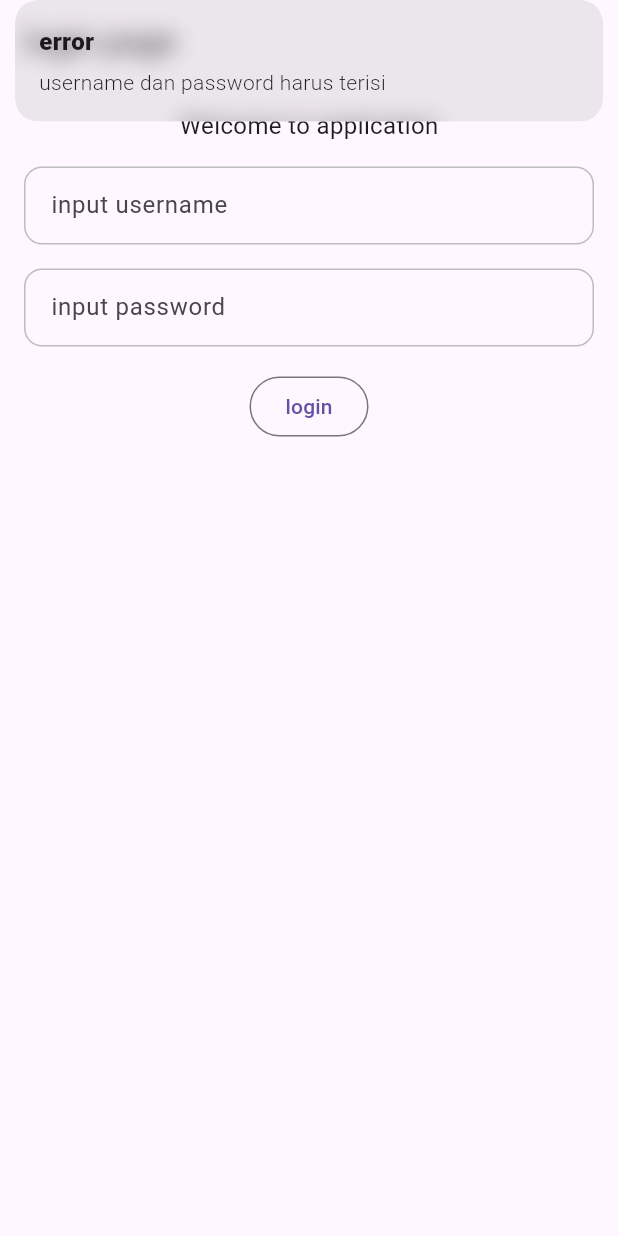
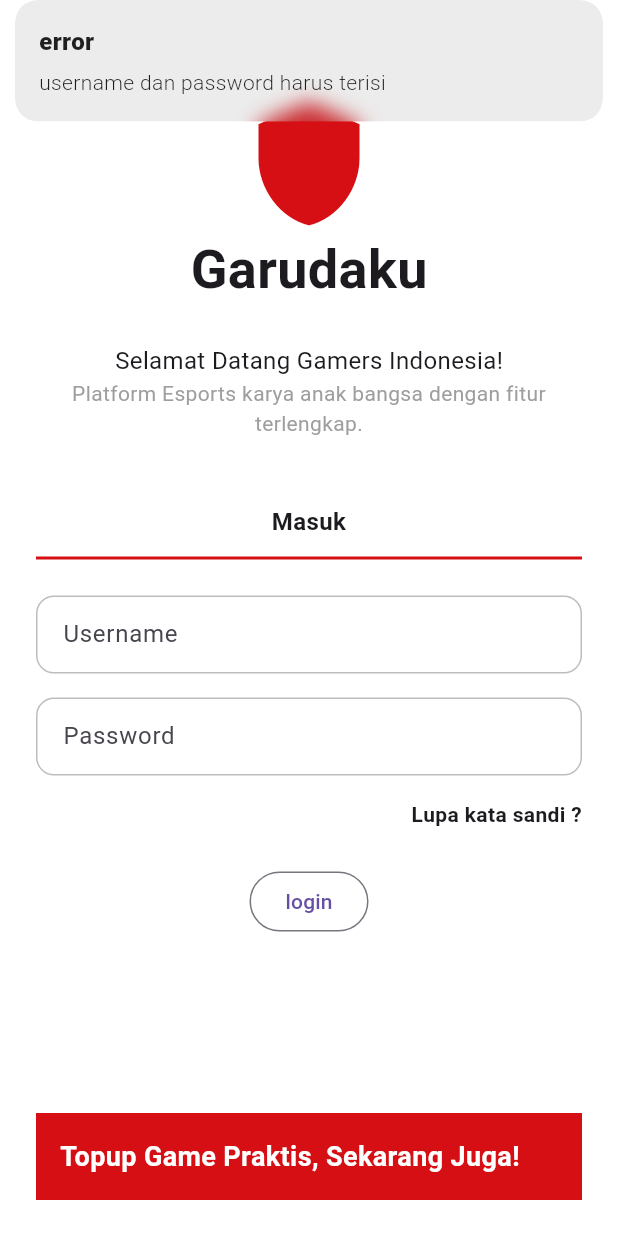
Before and after one commit to armadaniDev/first_flutter1, a Flutter app: the screen it shows after launch, after a tap on "login", on a phone screen of 412 x 824 dp. Run offline on Flutter 3.47's test engine with Material 3 defaults, Android fonts, the phone set to English and light mode, and no system bars; our stand-ins replace get; accounts and stored records are empty.

Commit message:
upd login_page / model

```diff
--- a/lib/controller/login_page_controller.dart
+++ b/lib/controller/login_page_controller.dart
@@ -1,6 +1,8 @@
 import 'dart:convert';
 
+import 'package:first_flutter1/models/loginModel.dart';
 import 'package:first_flutter1/pages/main_menu.dart';
+import 'package:first_flutter1/routes.dart';
 import 'package:http/http.dart' as http;
 import 'package:flutter/material.dart';
 import 'package:get/get.dart';
@@ -10,6 +12,7 @@ class LoginPageController extends GetxController {
   TextEditingController txtPassword = TextEditingController();
 
   var isLoading = false.obs;
+  var loginModel = Rxn<LoginModel>();
 
   void Login() async {
     if (txtUsername.text.toString().isEmpty ||
@@ -31,15 +34,15 @@ class LoginPageController extends GetxController {
 
         isLoading.value = false;
         if (response.statusCode == 200) {
-          final data = jsonDecode(response.body);
-          if (data['status'] == true) {
-            Get.snackbar("Berhasil", data['message']);
+          loginModel.value = loginModelFromJson(response.body);
+          if (loginModel.value?.status == true) {
+            Get.snackbar("Berhasil", loginModel.value!.message);
             //pindah ke main menu
             //get.off karena login nya di close
             //carilah satu free api (sport db) yang return nya json array
-            Get.off(() => MainMenu());
+            Get.offNamed(Routes.main_menu);
           } else {
-            Get.snackbar("gagal", data['message']);
+            Get.snackbar("gagal", loginModel.value!.message);
           }
         } else {
           Get.snackbar("gagal", "cek internet connection");
--- /dev/null
+++ b/lib/models/loginModel.dart
@@ -0,0 +1,34 @@
+// To parse this JSON data, do
+//
+//     final loginModel = loginModelFromJson(jsonString);
+
+import 'dart:convert';
+
+LoginModel loginModelFromJson(String str) =>
+    LoginModel.fromJson(json.decode(str));
+
+String loginModelToJson(LoginModel data) => json.encode(data.toJson());
+
+class LoginModel {
+  final bool status;
+  final String message;
+  final String token;
+
+  LoginModel({
+    required this.status,
+    required this.message,
+    required this.token,
+  });
+
+  factory LoginModel.fromJson(Map<String, dynamic> json) => LoginModel(
+    status: json["status"],
+    message: json["message"],
+    token: json["token"],
+  );
+
+  Map<String, dynamic> toJson() => {
+    "status": status,
+    "message": message,
+    "token": token,
+  };
+}
--- a/lib/pages/login_page.dart
+++ b/lib/pages/login_page.dart
@@ -11,22 +11,62 @@ class LoginPage extends StatelessWidget {
 
   @override
   Widget build(BuildContext context) {
+    const red = Color(0xFFD50F14);
+
     return Scaffold(
-      appBar: AppBar(title: const Text("login page")),
-      body: Padding(
-        padding: const EdgeInsets.all(16),
+      backgroundColor: Colors.white,
+      body: SafeArea(
+        child: Padding(
+          padding: const EdgeInsets.all(24),
           child: Column(
             children: [
-            const CustomText("Welcome to application"),
-            const SizedBox(height: 16),
+              const SizedBox(height: 40),
+              const Icon(Icons.shield, size: 90, color: red),
+              const Text(
+                "Garudaku",
+                style: TextStyle(fontSize: 36, fontWeight: FontWeight.bold),
+              ),
+              const SizedBox(height: 24),
+              const CustomText("Selamat Datang Gamers Indonesia!"),
+              const Text(
+                "Platform Esports karya anak bangsa dengan fitur terlengkap.",
+                textAlign: TextAlign.center,
+                style: TextStyle(color: Colors.grey),
+              ),
+              const SizedBox(height: 32),
+
+              Container(
+                width: double.infinity,
+                padding: const EdgeInsets.all(12),
+                decoration: const BoxDecoration(
+                  border: Border(bottom: BorderSide(color: red, width: 2)),
+                ),
+                child: const Text(
+                  "Masuk",
+                  textAlign: TextAlign.center,
+                  style: TextStyle(fontWeight: FontWeight.bold, fontSize: 16),
+                ),
+              ),
+              const SizedBox(height: 24),
+
               CustomTextfield(
-              myHint: "input username",
+                myHint: "Username",
                 txtController: controller.txtUsername,
               ),
               CustomTextfield(
-              myHint: "input password",
+                myHint: "Password",
                 txtController: controller.txtPassword,
               ),
+
+              const Align(
+                alignment: Alignment.centerRight,
+                child: Text(
+                  "Lupa kata sandi ?",
+                  style: TextStyle(fontWeight: FontWeight.w600),
+                ),
+              ),
+              const SizedBox(height: 24),
+
               Obx(
                 () => controller.isLoading.value
                     ? Center(child: CircularProgressIndicator())
@@ -37,7 +77,24 @@ class LoginPage extends StatelessWidget {
                         child: Text("login"),
                       ),
               ),
+              const Spacer(),
+
+              // Banner bawah
+              Container(
+                width: double.infinity,
+                padding: const EdgeInsets.all(16),
+                color: red,
+                child: const Text(
+                  "Topup Game Praktis, Sekarang Juga!",
+                  style: TextStyle(
+                    color: Colors.white,
+                    fontSize: 18,
+                    fontWeight: FontWeight.bold,
+                  ),
+                ),
+              ),
             ],
+          ),
         ),
       ),
     );
```
Lines whose indentation alone changed are shown as unchanged.
